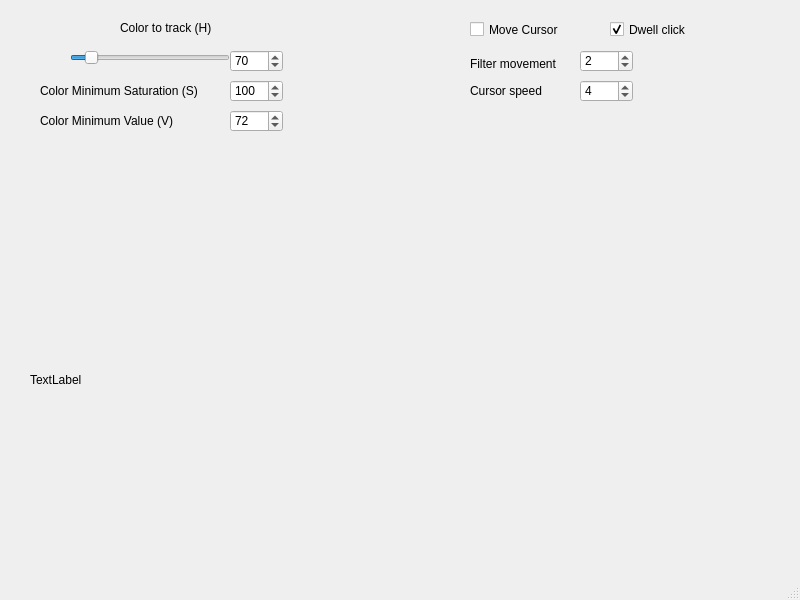
Old version of the form source/main.ui in the repository nexayq/webcam_cursor.
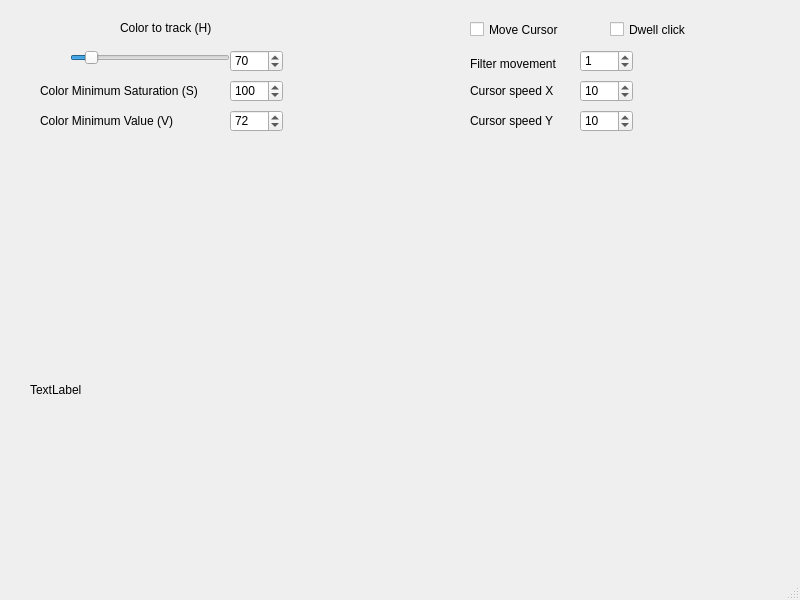
New version of the form.

Commit message: PyQt - Add ArUco object detection, 4x4 - symbol 43

Patch:
```diff
--- a/source/main.ui
+++ b/source/main.ui
@@ -69,7 +69,7 @@
     <property name="geometry">
      <rect>
       <x>30</x>
-      <y>140</y>
+      <y>150</y>
       <width>640</width>
       <height>480</height>
      </rect>
@@ -117,7 +117,7 @@
      <number>10</number>
     </property>
     <property name="value">
-     <number>2</number>
+     <number>1</number>
     </property>
    </widget>
    <widget class="QSpinBox" name="speedSpinBox">
@@ -136,7 +136,7 @@
      <number>40</number>
     </property>
     <property name="value">
-     <number>4</number>
+     <number>10</number>
     </property>
    </widget>
    <widget class="QLabel" name="filterLabel">
@@ -162,7 +162,7 @@
      </rect>
     </property>
     <property name="text">
-     <string>Cursor speed</string>
+     <string>Cursor speed X</string>
     </property>
    </widget>
    <widget class="QCheckBox" name="dwellClickCheckBox">
@@ -178,7 +178,7 @@
      <string>Dwell click</string>
     </property>
     <property name="checked">
-     <bool>true</bool>
+     <bool>false</bool>
     </property>
    </widget>
    <widget class="QSpinBox" name="minS_SpinBox">
@@ -239,6 +239,38 @@
      <string>Color Minimum Value (V)</string>
     </property>
    </widget>
+   <widget class="QLabel" name="labelSpeed_Y">
+    <property name="geometry">
+     <rect>
+      <x>470</x>
+      <y>110</y>
+      <width>121</width>
+      <height>21</height>
+     </rect>
+    </property>
+    <property name="text">
+     <string>Cursor speed Y</string>
+    </property>
+   </widget>
+   <widget class="QSpinBox" name="speedSpinBox_Y">
+    <property name="geometry">
+     <rect>
+      <x>580</x>
+      <y>110</y>
+      <width>53</width>
+      <height>22</height>
+     </rect>
+    </property>
+    <property name="minimum">
+     <number>0</number>
+    </property>
+    <property name="maximum">
+     <number>40</number>
+    </property>
+    <property name="value">
+     <number>10</number>
+    </property>
+   </widget>
   </widget>
   <widget class="QMenuBar" name="menubar">
    <property name="geometry">
```
Left out of the diff: 6 changed lines with no effect on the pictures. The commit also changes 2 other files.
